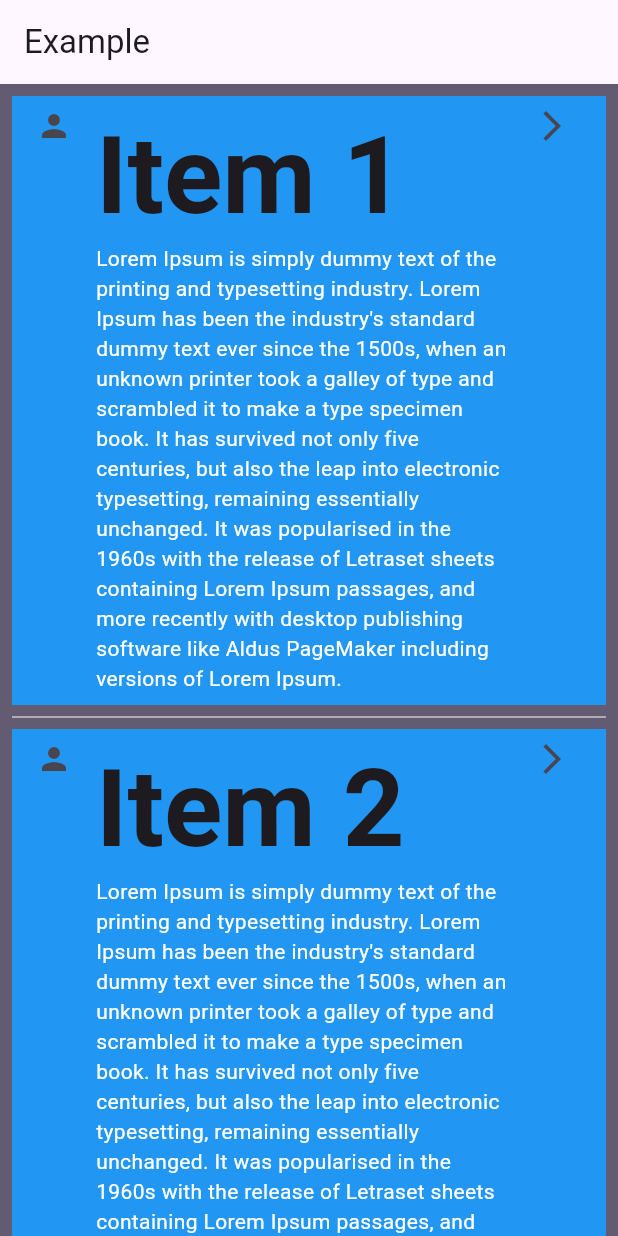
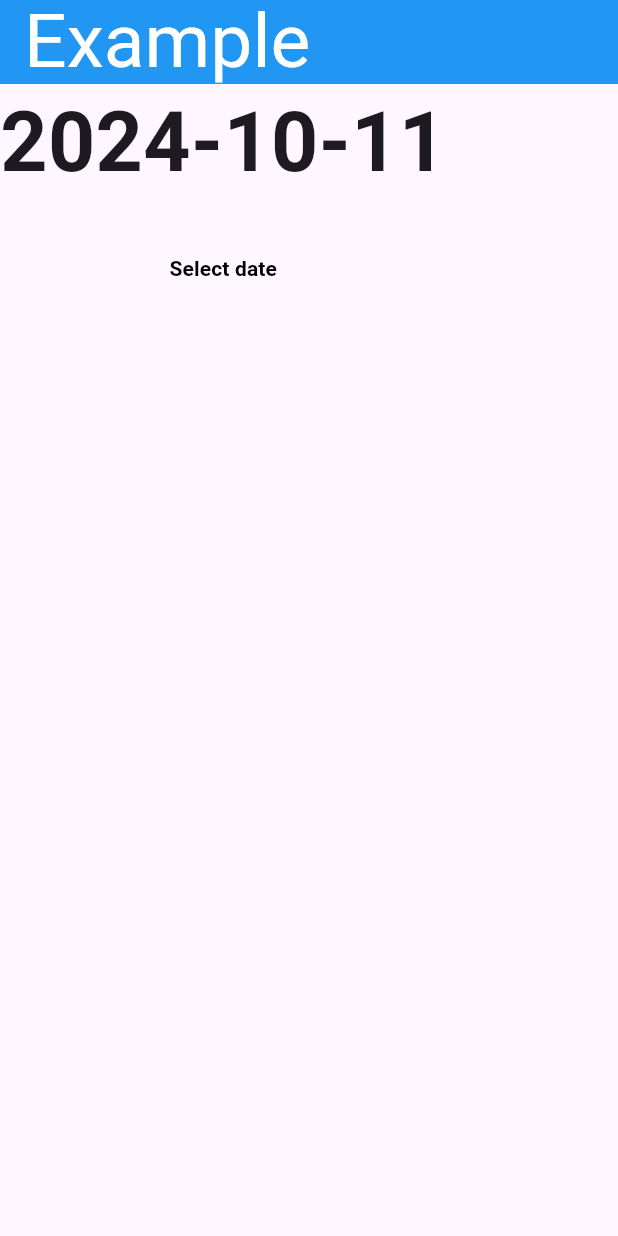
Before and after one commit to mohmohwin2010/flutter_sampleWidget, a Flutter app: the screen it shows after launch, on a phone screen of 412 x 824 dp. Run offline on Flutter 3.47's test engine with Material 3 defaults, Android fonts, the phone set to English and light mode, and no system bars.

Commit message:
sample date picker

```diff
--- a/lib/main.dart
+++ b/lib/main.dart
@@ -13,21 +13,10 @@ class MyApp extends StatelessWidget {
     return MaterialApp(
       title: 'Flutter Demo',
       theme: ThemeData(
-          // primarySwatch: Colors.red,
           primarySwatch: Colors.blue,
           textTheme: const TextTheme(
-              headlineLarge:
-                  TextStyle(fontSize: 72.0, fontWeight: FontWeight.bold),
-              headlineSmall:
-                  TextStyle(fontSize: 36.0, fontStyle: FontStyle.italic),
-              bodyLarge: TextStyle(
-                  fontSize: 40.0,
-                  fontFamily: 'Arial',
-                  fontWeight: FontWeight.bold),
-              bodySmall: TextStyle(
-                fontSize: 10.0,
-                fontFamily: 'Hind',
-              ))),
+            headlineLarge: TextStyle(fontSize: 50.0, color: Colors.white),
+          )),
       home: const ExampleWidget(),
     );
   }
@@ -41,175 +30,68 @@ class ExampleWidget extends StatefulWidget {
 }
 
 class _ExampleWidgetState extends State<ExampleWidget> {
-  var selected = false;
-  var items = [
-    1,
-    2,
-    3,
-    4,
-    5,
-    6,
-    7,
-    8,
-    9,
-    10,
-    11,
-    12,
-    13,
-    14,
-    15,
-    16,
-    17,
-    18,
-    19,
-    20
-  ];
-  final List<String> entries = <String>['A', 'B', 'C'];
-  // final List<String> entries = <String>[];
-  final List<int> colorCodes = <int>[600, 500, 100];
+  var selectedDate = DateTime.now();
+  _selectDate(context) async {
+    //function implementation
+    final DateTime? picked = await showDatePicker(
+        context: context,
+        firstDate: DateTime(2000),
+        lastDate: DateTime(2500),
+        initialEntryMode: DatePickerEntryMode.input, //input datetime
+        // helpText: 'Select booking date',
+        // cancelText: 'Not now',
+        // confirmText: 'Book'
+        fieldLabelText: "Booking date",
+        fieldHintText: "Month/Date/Year");
+    if (picked != null && picked != selectedDate) {
+      setState(() {
+        selectedDate = picked;
+      });
+    }
+  }
+
   @override
   Widget build(BuildContext context) {
     return Scaffold(
-      appBar: AppBar(title: Text("Example")),
+      appBar: AppBar(
+        title: Text(
+          "Example",
+          style: Theme.of(context).textTheme.headlineLarge,
+        ),
+        backgroundColor: Colors.blue,
+        titleTextStyle: TextStyle(color: Colors.white),
+      ),
 
-      //pure container start
-      // body: Container(
-      //   padding: const EdgeInsets.only(top: 8, left: 8),
-      //   margin: const EdgeInsets.all(12),
-      //   decoration: const BoxDecoration(
-      //       color: Colors.green,
-      //       border: Border(
-      //         top: BorderSide(
-      //             width: 1.0, color: Color.fromARGB(255, 18, 156, 71)),
-      //         left: BorderSide(width: 1.0, color: Color((0xFF000000))),
-      //         right: BorderSide(width: 1.0, color: Color((0xFF000000))),
-      //         bottom: BorderSide(width: 1.0, color: Color((0xFF000000))),
-      //       )),
-      //   width: 120,
-      //   height: 120,
-      //   child: const Text("HELLO"),
-      // ), //pure container
-
-//Animated Container start
-      // body: Column(
-      //   children: [
-      //     Center(
-      //       child: AnimatedContainer(
-      //         width: selected ? 200.0 : 100.0,
-      //         height: selected ? 100.0 : 200.0,
-      //         color: selected ? Colors.red : Colors.blue,
-      //         alignment:
-      //             selected ? Alignment.center : AlignmentDirectional.topCenter,
-      //         // duration: const Duration(seconds: 2),
-      //         duration: const Duration(seconds: 1),
-      //         // curve: Curves.fastOutSlowIn,
-      //         curve: Curves.bounceIn,
-      //         child: const Text("HELLO WORLD"),
-      //       ),
-      //     ),
-      //     TextButton(
-      //         onPressed: () {
-      //           setState(() {
-      //             selected = !selected;
-      //           });
-      //         },
-      //         child: Text("Click Me"))
-      //   ],
-      // ),//Animated Container
-
-      // body: Card(
-      //   child: Text("Hi"),
-      // ),// Card
-
-//SizedBox the same with container start
-      // body: const SizedBox(
-      //   width: 200.0,
-      //   height: 300.0,
-      //   child: Card(
-      //     //   child: Column(
-      //     // children: [Text("Image"), Text("Title")],
-      //     child: Padding(
-      //       padding: EdgeInsets.all(20.0),
-      //       child: Text("Hello World!"),
-      //     ),
-      //   ),
-      // ), //SizedBox the same with container
-
-// normal list view and map list view start
-      // body: ListView(
-      //   padding: const EdgeInsets.all(8),
-      //   // children: <Widget>[
-      //   //   Container(
-      //   //     height: 50,
-      //   //     color: Colors.amber[600],
-      //   //     child: const Center(child: Text("Entry A")),
-      //   //   ),
-      //   //   Container(
-      //   //     height: 50,
-      //   //     color: Colors.amber[500],
-      //   //     child: const Center(child: Text("Entry B")),
-      //   //   ),
-      //   // ], // list view sample
-
-      //   // children: items
-      //   //     .map((val) => Container(
-      //   //           height: 50,
-      //   //           color: val % 2 == 0 ? Colors.amber[500] : Colors.amber[600],
-      //   //           child: Center(child: Text("$val")),
-      //   //         ))
-      //   //     .toList(), // list view with map
-
-      // ), // normal list view and map list view
-
-      //list view builder start
-      // body: ListView.builder(
-      //   // scrollDirection: Axis.horizontal, //default က တော့ vertical
-      //   padding: const EdgeInsets.all(8),
-      //   itemCount: entries.length,
-      //   itemBuilder: (BuildContext context, int index) {
-      //     return Container(
-      //       height: 50,
-      //       // width: 350,
-      //       color: Colors.amber[colorCodes[index]],
-      //       child: Center(child: Text('Entry ${entries[index]}')),
-      //     );
-      //   },
-      // ), //dynamic list view //sever side က နေ product list တွေကို ပေးလိုက်တဲ့အခါ ဒီဘက်မာ ပြန်ပြပေးတဲ့ အခြေနေမျိုးတွေမာသုံးတယ်
-
-      backgroundColor: Theme.of(context).colorScheme.secondary,
-
-      //list view seperater start
-      body: entries.isNotEmpty
-          ? ListView.separated(
-              padding: const EdgeInsets.all(8),
-              itemBuilder: (BuildContext context, int index) {
-                //return container start
-                // return Container(
-                //   height: 50,
-                //   // width: 350,
-                //   color: Colors.amber[colorCodes[index]],
-                //   child: Center(child: Text('Entry ${entries[index]}')),
-                // );
-
-                //return list title start
-                return ListTile(
-                  tileColor: Colors.blue,
-                  title: Text(
-                    'Item ${index + 1}',
-                    style: Theme.of(context).textTheme.headlineLarge,
-                  ),
-                  subtitle: Text(
-                      "Lorem Ipsum is simply dummy text of the printing and typesetting industry. Lorem Ipsum has been the industry's standard dummy text ever since the 1500s, when an unknown printer took a galley of type and scrambled it to make a type specimen book. It has survived not only five centuries, but also the leap into electronic typesetting, remaining essentially unchanged. It was popularised in the 1960s with the release of Letraset sheets containing Lorem Ipsum passages, and more recently with desktop publishing software like Aldus PageMaker including versions of Lorem Ipsum."),
-                  isThreeLine: true,
-                  leading: Icon(Icons.person),
-                  trailing: Icon(Icons.arrow_forward_ios),
-                  textColor: Colors.white,
-                );
-              },
-              separatorBuilder: (BuildContext context, int index) =>
-                  const Divider(),
-              itemCount: entries.length)
-          : Text("Wating Data"), // line spaceing လေးပါလာတယ်
+      //date picker
+      // body: TextButton(
+      //     onPressed: () {
+      //       showDatePicker(
+      //           context: context,
+      //           initialDate: DateTime.now(),
+      //           firstDate: DateTime(2000),
+      //           lastDate: DateTime(2500));
+      //     },
+      //     child: Text("Shows Date", style: TextStyle(color: Colors.red)))
+      body: Column(
+        mainAxisSize: MainAxisSize.min,
+        children: <Widget>[
+          Text(
+            "${selectedDate.toLocal()}".split(' ')[0],
+            style: const TextStyle(fontSize: 55, fontWeight: FontWeight.bold),
+          ),
+          const SizedBox(
+            height: 20.0,
+          ),
+          TextButton(
+            onPressed: () => _selectDate(context), //function call
+            child: const Text(
+              'Select date',
+              style: const TextStyle(
+                  color: Colors.black, fontWeight: FontWeight.bold),
+            ),
+          )
+        ],
+      ),
     );
   }
 }
```
